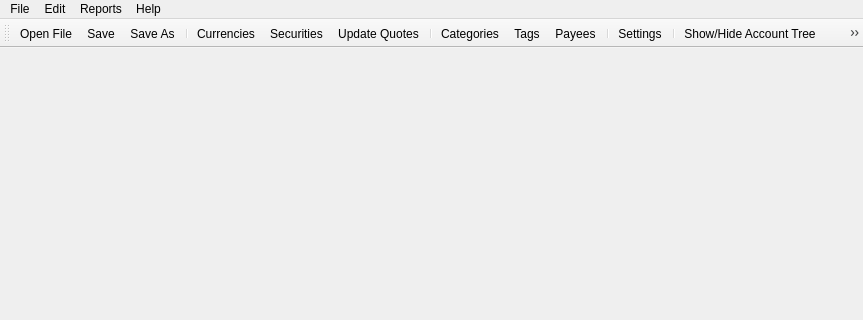
Before: the Qt Designer form src/views/ui_files/main_window.ui in JakubFranek/Kapytal, drawn with Qt 5; both pictures show x 0 to 863 and y 0 to 320 of the 863 by 673 pixel window.
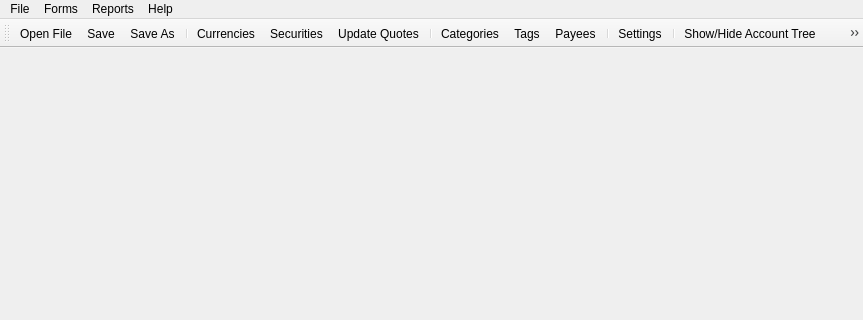
After: the same form once the commit is applied.

Diff of the .ui file:
```diff
--- a/src/views/ui_files/main_window.ui
+++ b/src/views/ui_files/main_window.ui
@@ -53,9 +53,9 @@
     <addaction name="separator"/>
     <addaction name="actionQuit"/>
    </widget>
-   <widget class="QMenu" name="menuEdit">
+   <widget class="QMenu" name="menuForms">
     <property name="title">
-     <string>Edit</string>
+     <string>Forms</string>
     </property>
     <addaction name="actionCurrencies"/>
     <addaction name="actionSecurities"/>
@@ -123,7 +123,7 @@
     <addaction name="actionAbout"/>
    </widget>
    <addaction name="menuFile"/>
-   <addaction name="menuEdit"/>
+   <addaction name="menuForms"/>
    <addaction name="menuReports"/>
    <addaction name="menuAbout"/>
   </widget>
```
Left out of the diff: 39 changed lines with no effect on the pictures.
